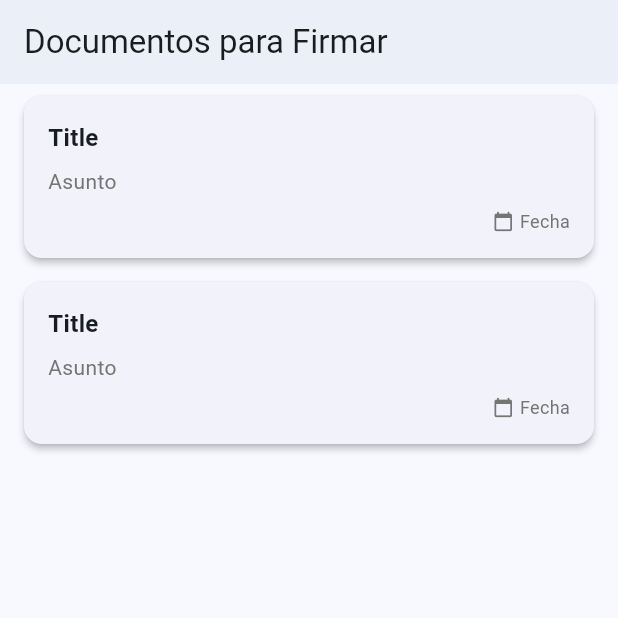
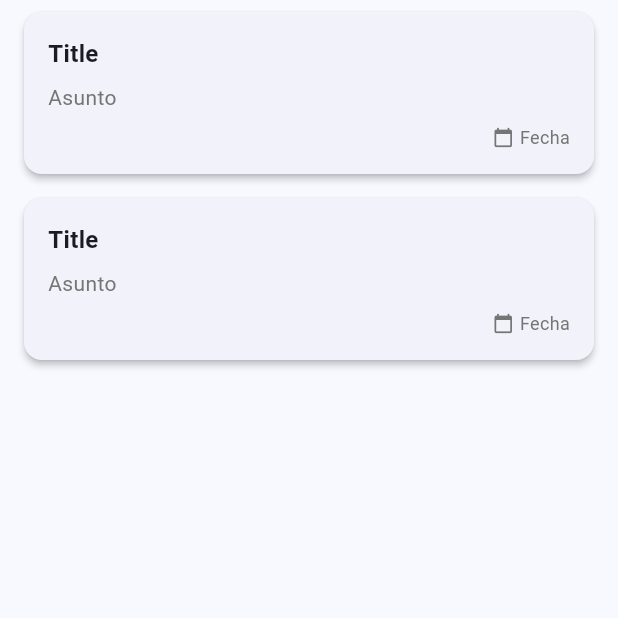
Before and after one commit to AdairAbrigo31/app_firma_digital, a Flutter app: the screen it shows after launch, on a phone screen of 412 x 824 dp, the top half of it. Run offline on Flutter 3.47's test engine with Material 3 defaults, Android fonts, the phone set to English and light mode, and no system bars; our stand-ins replace file_picker, geocoding, geolocator, share_plus; missing offline and left inert: dart:ffi, syncfusion_flutter_pdf, syncfusion_flutter_pdfviewer.

Commit message:
REFACT: add coments for the correct use in providers and correct contruction of the provider in main

```diff
--- a/lib/data/providers/document_provider.dart
+++ b/lib/data/providers/document_provider.dart
@@ -1,4 +1,5 @@
 
+import 'package:firmonec/domain/entities/IResonseCargo.dart';
 import 'package:flutter/material.dart';
 import '../../domain/entities/IDocument.dart';
 import '../entities/document_en_elaboracion.dart';
@@ -27,6 +28,10 @@ class DocumentProvider extends ChangeNotifier {
       notifyListeners();
 
       await Future.delayed(const Duration(seconds: 2));
+
+      // IResponseCargo responseCargo = await http.get("USAR LA URL DESDE APPCONFIG");
+      // Tratar de transformar la responseCargo en una JSON
+      // Revisar los campos de cada documento que traiga la responseCargo
 
       final responseData = [
         {
--- a/lib/main.dart
+++ b/lib/main.dart
@@ -25,23 +25,8 @@ class MyApp extends StatelessWidget {
           useMaterial3: true,
           // Puedes personalizar más el tema aquí
         ),
-        home: const HomeScreen(),
+        home: const DocumentsForSign(),
       ),
     );
   }
 }
-
-class HomeScreen extends StatelessWidget {
-  const HomeScreen({super.key});
-
-  @override
-  Widget build(BuildContext context) {
-    return Scaffold(
-      appBar: AppBar(
-        title: const Text('Documentos para Firmar'),
-        elevation: 2,
-      ),
-      body: const DocumentsForSign(),
-    );
-  }
-}
```
